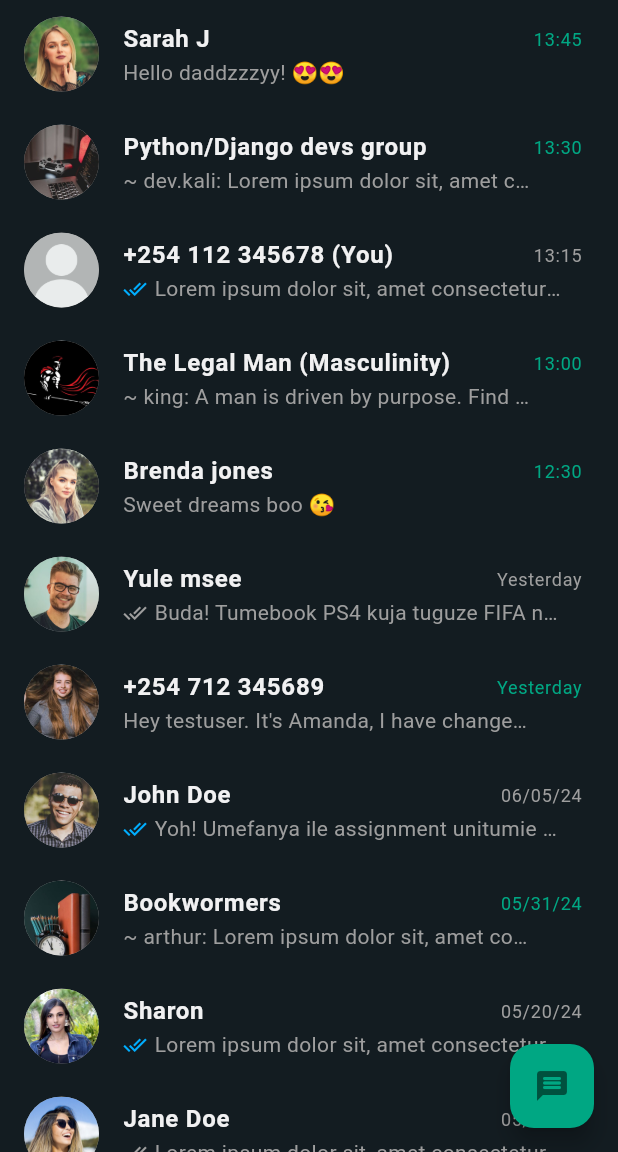
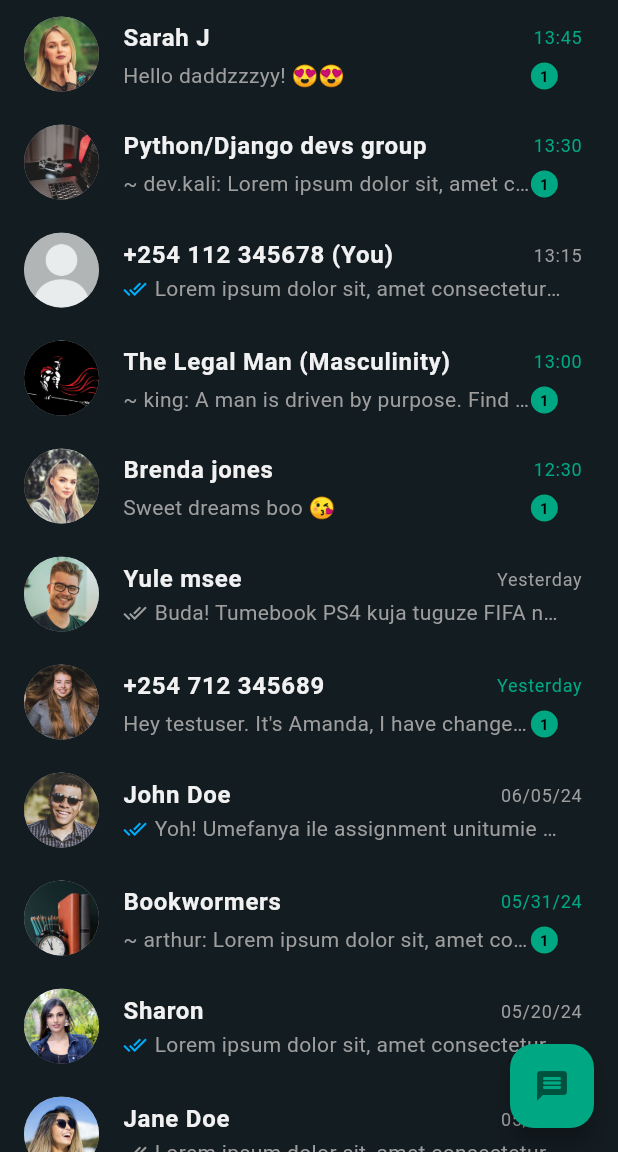
Before and after one commit to morikeli/whatsapp-clone, a Flutter app: the Homepage screen opened directly, on a phone screen of 412 x 824 dp, the part 84-1236 px from its top. Run offline on Flutter 3.47's test engine with Material 3 defaults, Android fonts, the phone set to English and light mode, and no system bars; our stand-ins replace country_picker.

Commit message:
created Container to show unread messages batch number

```diff
--- a/lib/screens/homepage/components/inbox_messages.dart
+++ b/lib/screens/homepage/components/inbox_messages.dart
@@ -69,6 +69,23 @@ class MessagesWidget extends StatelessWidget {
                 ),
               ),
             ),
+
+            if(!messageTick.isSender)
+            Container(
+              decoration: const BoxDecoration(
+                color: kPrimaryColor,
+                shape: BoxShape.circle,
+              ),
+              padding: const EdgeInsets.all(6.0),
+              child: const Text(
+                '1',
+                style: TextStyle(
+                  color: Colors.black,
+                  fontSize: 10.0,
+                  fontWeight: FontWeight.bold,
+                ),
+              ),
+            ),
           ],
         ),
       ),
```
